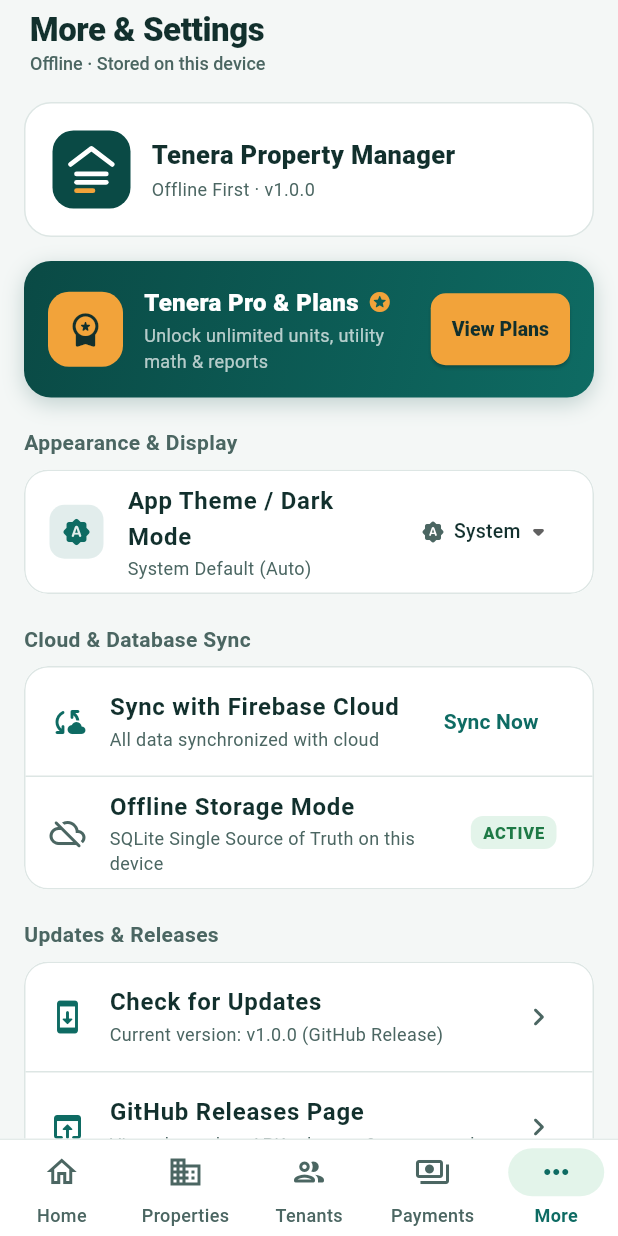
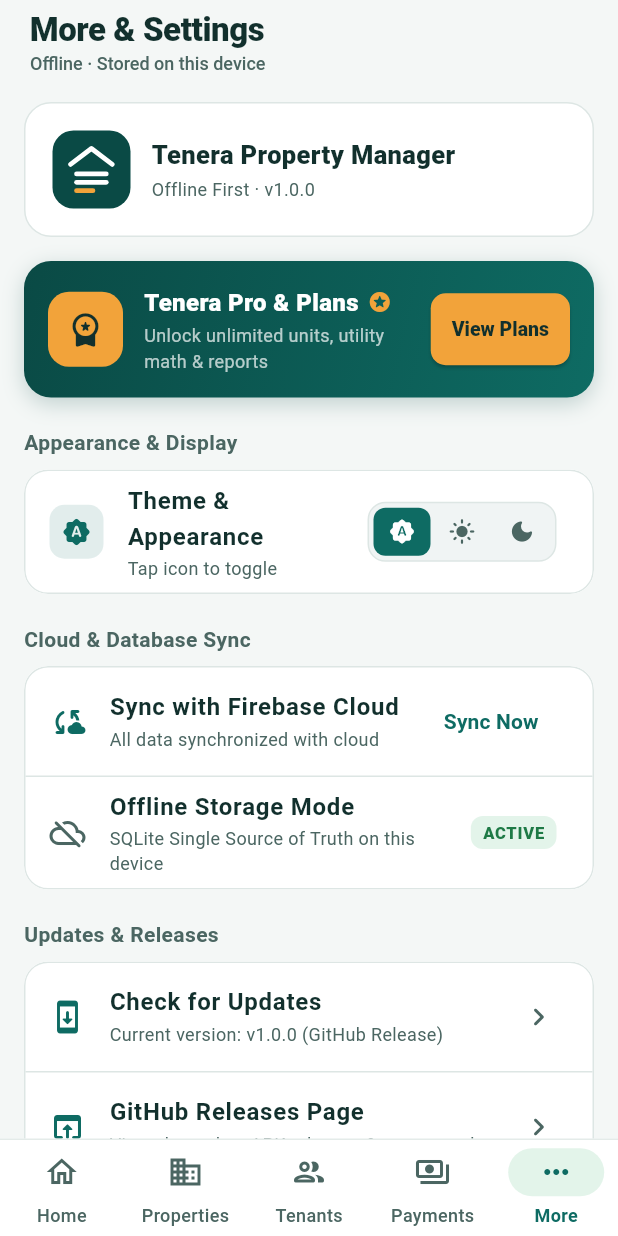
Before and after one commit to Watot12345/Tenera, a Flutter app: the HomeScreen screen opened directly, item 5 of the bottom bar chosen, on a phone screen of 412 x 824 dp. Run offline on Flutter 3.47's test engine with Material 3 defaults, Android fonts, the phone set to English and light mode, and no system bars; our stand-ins replace cloud_firestore, firebase_core, package_info_plus, shared_preferences, sqflite, sqflite_common_ffi_web; accounts and stored records are empty.

Commit message:
fix(ui): restore logo and date on home screen, make theme toggle icon-only

```diff
--- a/lib/screens/home_screen.dart
+++ b/lib/screens/home_screen.dart
@@ -10,6 +10,7 @@
 import '../services/plan_guard_service.dart';
 import '../services/staff_mode_service.dart';
 import '../theme/app_theme.dart';
+import '../widgets/roof_ledger_logo.dart';
 import 'property_rooms_screen.dart';
 import 'tabs/home_tab.dart';
 import 'tabs/more_tab.dart';
@@ -1733,7 +1734,14 @@
         elevation: 0,
         surfaceTintColor: Colors.transparent,
         titleSpacing: 20,
-        title: Text(
+        title: Row(
+          children: [
+            RoofLedgerLogo(
+              size: 28,
+              isLight: AppTheme.isDark(context),
+            ),
+            const SizedBox(width: 10),
+            Text(
               'Tenera',
               style: TextStyle(
                 color: AppTheme.getInkColor(context),
@@ -1742,7 +1750,22 @@
                 letterSpacing: -0.3,
               ),
             ),
+          ],
+        ),
         actions: [
+          Padding(
+            padding: const EdgeInsets.only(right: 12),
+            child: Center(
+              child: Text(
+                currentDateStr,
+                style: TextStyle(
+                  color: AppTheme.getInkMutedColor(context),
+                  fontSize: 14,
+                  fontWeight: FontWeight.w500,
+                ),
+              ),
+            ),
+          ),
           if (_isPro)
             IconButton(
               key: const Key('home_action_utility_splitter'),
--- a/lib/screens/tabs/more_tab.dart
+++ b/lib/screens/tabs/more_tab.dart
@@ -656,70 +656,55 @@
                       ),
                     ),
                     title: Text(
-                      'App Theme / Dark Mode',
+                      'Theme & Appearance',
                       style: TextStyle(
                         fontWeight: FontWeight.w600,
                         color: AppTheme.getInkColor(context),
                       ),
                     ),
                     subtitle: Text(
-                      themeMode == ThemeMode.dark
-                          ? 'Dark Mode Active'
-                          : (themeMode == ThemeMode.light
-                              ? 'Light Mode Active'
-                              : 'System Default (Auto)'),
+                      'Tap icon to toggle',
                       style: TextStyle(
                         fontSize: 12,
                         color: AppTheme.getInkMutedColor(context),
                       ),
                     ),
-                    trailing: DropdownButtonHideUnderline(
-                      child: DropdownButton<ThemeMode>(
-                        key: const Key('dropdown_theme_mode'),
-                        value: themeMode,
-                        dropdownColor: AppTheme.getSurfaceColor(context),
+                    trailing: Container(
+                      decoration: BoxDecoration(
+                        color: AppTheme.isDark(context)
+                            ? const Color(0xFF1E2D2A)
+                            : const Color(0xFFF0F4F4),
                         borderRadius: BorderRadius.circular(12),
-                        icon: const Icon(Icons.arrow_drop_down_rounded),
-                        items: [
-                          DropdownMenuItem(
-                            value: ThemeMode.system,
-                            child: Row(
-                              mainAxisSize: MainAxisSize.min,
-                              children: [
-                                Icon(Icons.brightness_auto_rounded, size: 16, color: AppTheme.getInkMutedColor(context)),
-                                const SizedBox(width: 6),
-                                Text('System', style: TextStyle(fontSize: 13, color: AppTheme.getInkColor(context))),
-                              ],
-                            ),
+                        border: Border.all(color: AppTheme.getBorderColor(context)),
+                      ),
+                      padding: const EdgeInsets.all(3),
+                      child: Row(
+                        mainAxisSize: MainAxisSize.min,
+                        children: [
+                          _buildThemeModeIconButton(
+                            context: context,
+                            mode: ThemeMode.system,
+                            currentMode: themeMode,
+                            icon: Icons.brightness_auto_rounded,
+                            key: const Key('btn_theme_system'),
                           ),
-                          DropdownMenuItem(
-                            value: ThemeMode.light,
-                            child: Row(
-                              mainAxisSize: MainAxisSize.min,
-                              children: [
-                                const Icon(Icons.light_mode_rounded, size: 16, color: Color(0xFFF2A33A)),
-                                const SizedBox(width: 6),
-                                Text('Light', style: TextStyle(fontSize: 13, color: AppTheme.getInkColor(context))),
-                              ],
-                            ),
+                          const SizedBox(width: 2),
+                          _buildThemeModeIconButton(
+                            context: context,
+                            mode: ThemeMode.light,
+                            currentMode: themeMode,
+                            icon: Icons.light_mode_rounded,
+                            key: const Key('btn_theme_light'),
                           ),
-                          DropdownMenuItem(
-                            value: ThemeMode.dark,
-                            child: Row(
-                              mainAxisSize: MainAxisSize.min,
-                              children: [
-                                const Icon(Icons.dark_mode_rounded, size: 16, color: Color(0xFF1BA69A)),
-                                const SizedBox(width: 6),
-                                Text('Dark', style: TextStyle(fontSize: 13, color: AppTheme.getInkColor(context))),
-                              ],
-                            ),
+                          const SizedBox(width: 2),
+                          _buildThemeModeIconButton(
+                            context: context,
+                            mode: ThemeMode.dark,
+                            currentMode: themeMode,
+                            icon: Icons.dark_mode_rounded,
+                            key: const Key('btn_theme_dark'),
                           ),
                         ],
-                        onChanged: (newMode) {
-                          if (newMode != null) {
-                            ThemeService.setThemeMode(newMode);
-                          }
-                        },
                       ),
                     ),
                   ),
@@ -1119,4 +1104,39 @@
       },
     );
   }
+
+  Widget _buildThemeModeIconButton({
+    required BuildContext context,
+    required ThemeMode mode,
+    required ThemeMode currentMode,
+    required IconData icon,
+    required Key key,
+  }) {
+    final isSelected = currentMode == mode;
+    return Material(
+      color: Colors.transparent,
+      child: InkWell(
+        key: key,
+        onTap: () => ThemeService.setThemeMode(mode),
+        borderRadius: BorderRadius.circular(8),
+        child: AnimatedContainer(
+          duration: const Duration(milliseconds: 200),
+          padding: const EdgeInsets.symmetric(horizontal: 10, vertical: 7),
+          decoration: BoxDecoration(
+            color: isSelected
+                ? (AppTheme.isDark(context) ? AppTheme.primaryDeep : AppTheme.primary)
+                : Colors.transparent,
+            borderRadius: BorderRadius.circular(8),
+          ),
+          child: Icon(
+            icon,
+            size: 18,
+            color: isSelected
+                ? Colors.white
+                : AppTheme.getInkMutedColor(context),
+          ),
+        ),
+      ),
+    );
+  }
 }
```
Also changed, not shown: 1 other file. Lines whose indentation alone changed are shown as unchanged.
